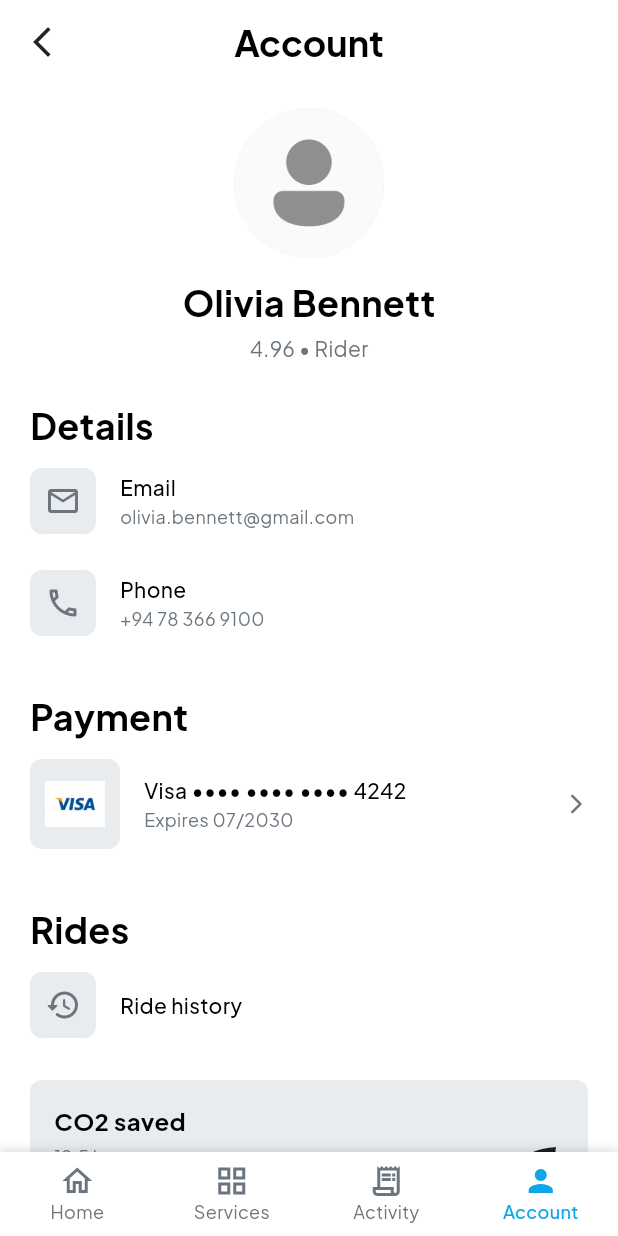
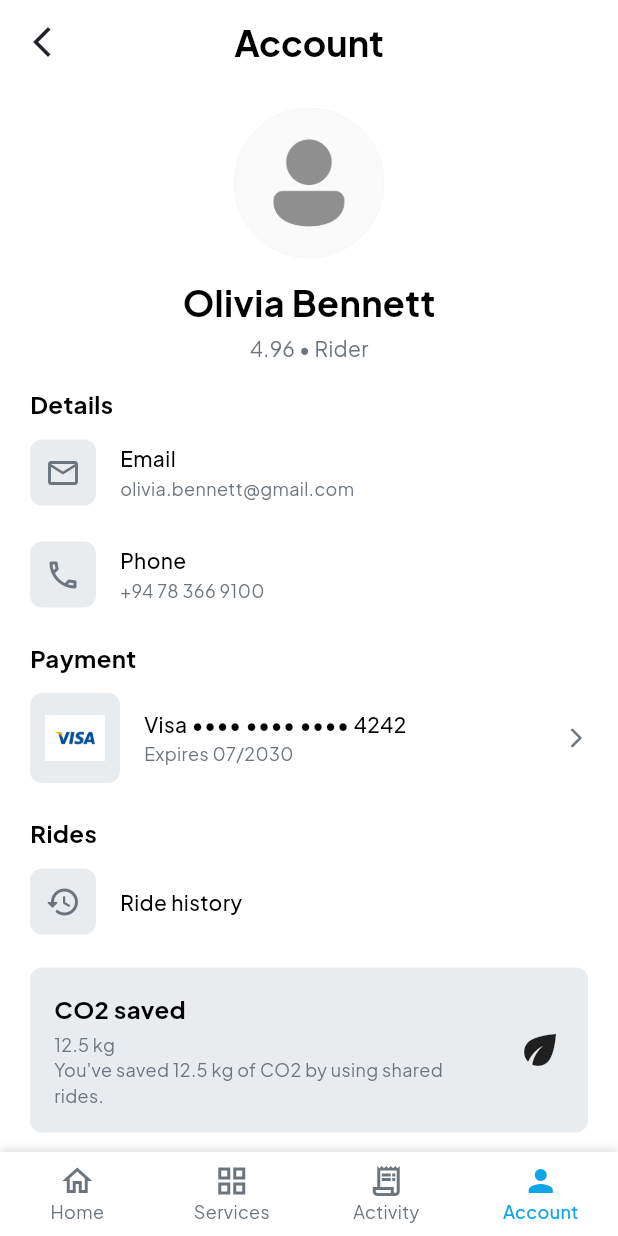
Before and after one commit to Thirikkale/Thirikkale-Rider, a Flutter app: the screen it shows after launch, item 4 of the bottom bar chosen, on a phone screen of 412 x 824 dp. Run offline on Flutter 3.47's test engine with Material 3 defaults, Android fonts, the phone set to English and light mode, and no system bars; our stand-ins replace camera, firebase_auth, firebase_core, flutter_multi_formatter, lottie, permission_handler; accounts and stored records are empty; project files that could hold a hidden picture were left out.

Commit message:
styles: change space between subsections in 'AccountScreen'

```diff
--- a/lib/core/utils/app_dimension.dart
+++ b/lib/core/utils/app_dimension.dart
@@ -8,6 +8,7 @@ class AppDimensions {
   // Spacing between widgets
   static const double widgetSpacing = 16.0;
   static const double sectionSpacing = 24.0;
+  static const double subSectionSpacing = 10.0;
 
   // Specific list padding
   static const EdgeInsets horizontalListViewPadding = EdgeInsets.symmetric(horizontal: pageHorizontalPadding);
--- a/lib/features/account/screens/account_screen.dart
+++ b/lib/features/account/screens/account_screen.dart
@@ -4,9 +4,9 @@ import 'package:thirikkale_rider/features/account/widgets/account_feature_card.d
 import 'package:thirikkale_rider/features/account/widgets/account_info_tile.dart';
 import 'package:thirikkale_rider/features/account/widgets/payment_info_tile.dart';
 import 'package:thirikkale_rider/features/account/widgets/profile_header.dart';
-import 'package:thirikkale_rider/features/home/widgets/section_header.dart';
 import 'package:thirikkale_rider/widgets/bottom_navbar.dart';
 import 'package:thirikkale_rider/widgets/common/custom_appbar_name.dart';
+import 'package:thirikkale_rider/widgets/common/section_subheader.dart';
 
 class AccountScreen extends StatelessWidget {
   const AccountScreen({super.key});
@@ -31,8 +31,8 @@ class AccountScreen extends StatelessWidget {
                 subtitle: '4.96 • Rider',
               ),
 
-              const SizedBox(height: AppDimensions.sectionSpacing),
-              const SectionHeader(title: "Details"),
+              const SizedBox(height: AppDimensions.widgetSpacing),
+              const SectionSubheader(title: "Details"),
               AccountInfoTile(
                 icon: Icons.email_outlined,
                 title: "Email",
@@ -46,8 +46,8 @@ class AccountScreen extends StatelessWidget {
                 onTap: () {},
               ),
 
-              const SizedBox(height: AppDimensions.sectionSpacing),
-              const SectionHeader(title: "Payment"),
+              const SizedBox(height: AppDimensions.subSectionSpacing),
+              const SectionSubheader(title: "Payment"),
               PaymentInfoTile(
                 icon: "assets/images/visa_card.jpg",
                 cardInfo: "Visa •••• •••• •••• 4242",
@@ -55,15 +55,15 @@ class AccountScreen extends StatelessWidget {
                 onTap: () {},
               ),
 
-              const SizedBox(height: AppDimensions.sectionSpacing),
-              const SectionHeader(title: "Rides"),
+              const SizedBox(height: AppDimensions.subSectionSpacing),
+              const SectionSubheader(title: "Rides"),
               AccountInfoTile(
                 icon: Icons.history_rounded,
                 title: "Ride history",
                 onTap: () {},
               ),
+              const SizedBox(height: AppDimensions.subSectionSpacing),
 
-              const SizedBox(height: AppDimensions.widgetSpacing),
               AccountFeatureCard(
                 title: 'CO2 saved',
                 subtitle:
@@ -79,7 +79,11 @@ class AccountScreen extends StatelessWidget {
               ),
 
               const SizedBox(height: AppDimensions.widgetSpacing),
-              AccountFeatureCard(title: 'Promotions', subtitle: 'View current offers and discounts.', icon: const Icon(Icons.price_change_outlined, size: 32))
+              AccountFeatureCard(
+                title: 'Promotions',
+                subtitle: 'View current offers and discounts.',
+                icon: const Icon(Icons.price_change_outlined, size: 32),
+              ),
             ],
           ),
         ),
--- /dev/null
+++ b/lib/widgets/common/section_subheader.dart
@@ -0,0 +1,18 @@
+import 'package:flutter/material.dart';
+import 'package:thirikkale_rider/core/utils/app_styles.dart';
+
+class SectionSubheader extends StatelessWidget {
+  final String title;
+
+  const SectionSubheader({super.key, required this.title});
+
+  @override
+  Widget build(BuildContext context) {
+    return Text(
+      title,
+      style: AppTextStyles.bodyLarge.copyWith(
+        fontWeight: FontWeight.bold,
+      ),
+    );
+  }
+}
```
